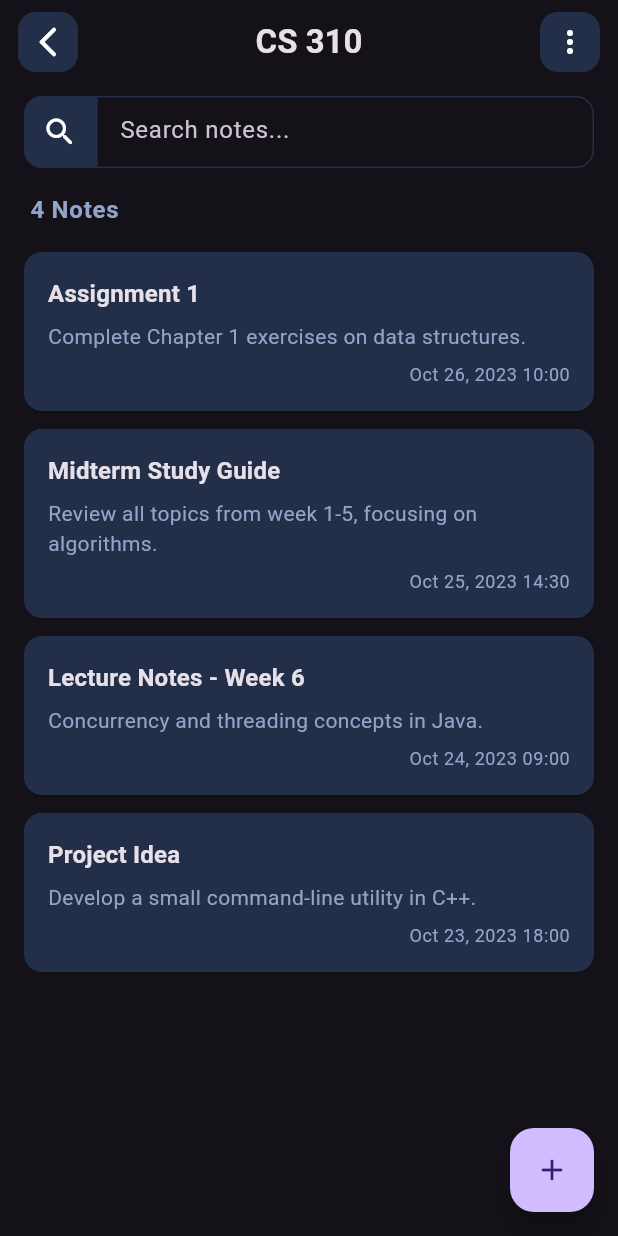
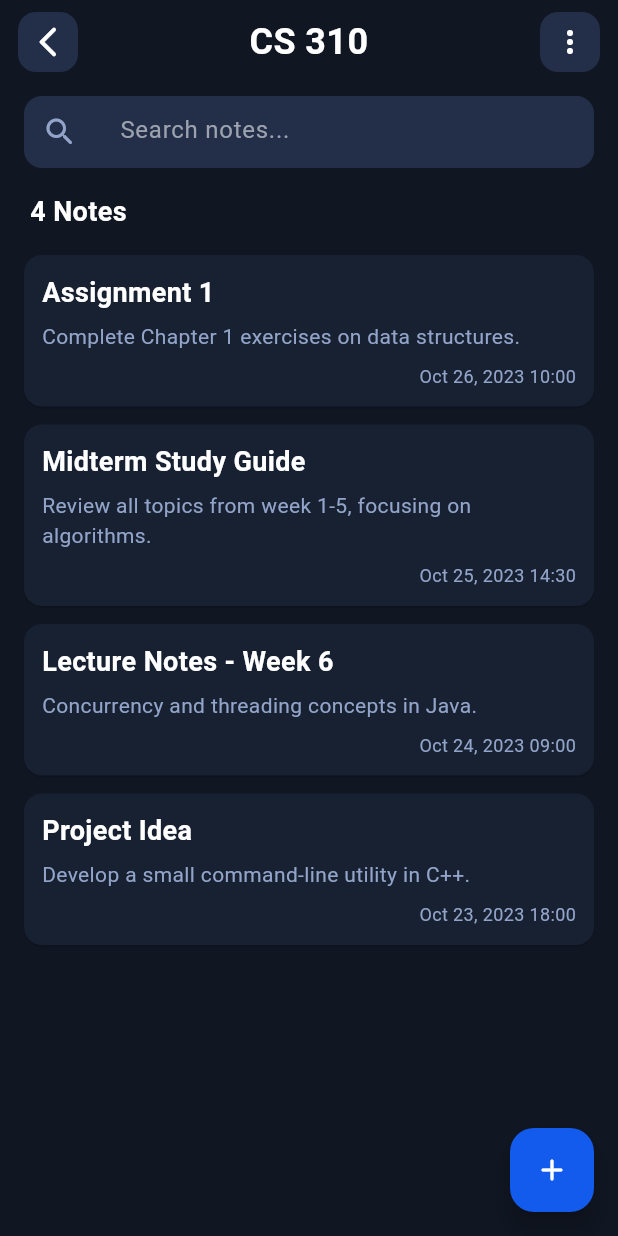
Before and after one commit to berksankir/SUders, a Flutter app: the MyNotesPage screen opened by its route, after a tap on "All Notes", after a tap on "Folders", after a tap on "CS 310", on a phone screen of 412 x 824 dp. Run offline on Flutter 3.47's test engine with Material 3 defaults, Android fonts, the phone set to English and light mode, and no system bars; network calls fail.

Commit message:
adjusted colours

```diff
--- a/lib/pages/saved_notes_screen.dart
+++ b/lib/pages/saved_notes_screen.dart
@@ -1,37 +1,8 @@
 import 'package:flutter/material.dart';
 import 'package:intl/intl.dart';
-
-class MyNotesApp extends StatelessWidget {
-  const MyNotesApp({super.key});
-
-  @override
-  Widget build(BuildContext context) {
-    const primary = Color(0xFF135BEC);
-    const bgLight = Color(0xFFF6F6F8);
-    const bgDark = Color(0xFF101622);
-
-    return MaterialApp(
-      debugShowCheckedModeBanner: false,
-      title: 'My Notes',
-      themeMode: ThemeMode.system,
-      theme: ThemeData(
-        useMaterial3: true,
-        colorScheme:
-            ColorScheme.fromSeed(seedColor: primary, brightness: Brightness.light),
-        scaffoldBackgroundColor: bgLight,
-        textTheme: const TextTheme(),
-      ),
-      darkTheme: ThemeData(
-        useMaterial3: true,
-        colorScheme:
-            ColorScheme.fromSeed(seedColor: primary, brightness: Brightness.dark),
-        scaffoldBackgroundColor: bgDark,
-        textTheme: const TextTheme(),
-      ),
-      home: const MyNotesPage(),
-    );
-  }
-}
+import 'package:suders/utils/app_colors.dart';
+import 'package:suders/utils/app_text_styles.dart';
+import 'package:suders/utils/app_paddings.dart';
 
 class MyNotesPage extends StatefulWidget {
   const MyNotesPage({super.key});
@@ -76,7 +47,7 @@ class _MyNotesPageState extends State<MyNotesPage> {
       _Folder(
         'CS 310',
         locked: true,
-        color: Theme.of(context).colorScheme.primary,
+        color: AppColors.primary,
         notes: <_Note>[
           _Note(
               title: 'Assignment 1',
@@ -191,7 +162,7 @@ class _MyNotesPageState extends State<MyNotesPage> {
     setState(() {
       _allFolders.add(_Folder(
         folderName,
-        color: Theme.of(context).colorScheme.primary, // Default color for new folders
+        color: AppColors.primary, // Default color for new folders
         notes: <_Note>[],
       ));
       _filterFolders(); // Update the displayed list to include the new folder
@@ -297,10 +268,8 @@ class _MyNotesPageState extends State<MyNotesPage> {
 
   @override
   Widget build(BuildContext context) {
-    final cs = Theme.of(context).colorScheme;
-    final isDark = Theme.of(context).brightness == Brightness.dark;
-
     return Scaffold(
+      backgroundColor: AppColors.background,
       body: SafeArea(
         child: Column(
           children: <Widget>[
@@ -318,10 +287,7 @@ class _MyNotesPageState extends State<MyNotesPage> {
                     child: Text(
                       'My Notes',
                       textAlign: TextAlign.center,
-                      style: Theme.of(context)
-                          .textTheme
-                          .titleLarge
-                          ?.copyWith(fontWeight: FontWeight.w700),
+                      style: AppTextStyles.title,
                     ),
                   ),
                   const SizedBox(width: 8),
@@ -344,38 +310,38 @@ class _MyNotesPageState extends State<MyNotesPage> {
                       height: double.infinity,
                       padding: const EdgeInsets.symmetric(horizontal: 12),
                       decoration: BoxDecoration(
-                        color: isDark ? const Color(0xFF232F48) : const Color(0xFFD6D3D1),
+                        color: AppColors.cardAlt,
                         borderRadius:
                             const BorderRadius.horizontal(left: Radius.circular(12)),
                       ),
-                      child: const Icon(Icons.search_rounded),
+                      child: const Icon(Icons.search_rounded, color: AppColors.textSecondary),
                     ),
                     Expanded(
                       child: TextField(
                         controller: _search,
+                        style: TextStyle(color: AppColors.textMain),
                         decoration: InputDecoration(
                           hintText: 'Search…',
+                          hintStyle: TextStyle(color: AppColors.textMuted),
                           contentPadding:
                               const EdgeInsets.symmetric(horizontal: 12, vertical: 14),
                           border: OutlineInputBorder(
                             borderRadius:
                                 const BorderRadius.horizontal(right: Radius.circular(12)),
-                            borderSide: BorderSide(
-                              color: isDark ? const Color(0xFF232F48) : const Color(0xFFD6D3D1),
-                            ),
+                            borderSide: BorderSide(color: AppColors.cardAlt),
                           ),
                           enabledBorder: OutlineInputBorder(
                             borderRadius:
                                 const BorderRadius.horizontal(right: Radius.circular(12)),
-                            borderSide: BorderSide(
-                              color: isDark ? const Color(0xFF232F48) : const Color(0xFFD6D3D1),
-                            ),
+                            borderSide: BorderSide(color: AppColors.cardAlt),
                           ),
                           focusedBorder: OutlineInputBorder(
                             borderRadius:
                                 const BorderRadius.horizontal(right: Radius.circular(12)),
-                            borderSide: BorderSide(color: cs.primary, width: 1.5),
+                            borderSide: BorderSide(color: AppColors.primary, width: 1.5),
                           ),
+                          filled: true,
+                          fillColor: AppColors.cardAlt,
                         ),
                       ),
                     ),
@@ -390,7 +356,7 @@ class _MyNotesPageState extends State<MyNotesPage> {
               child: Container(
                 height: 40,
                 decoration: BoxDecoration(
-                  color: isDark ? const Color(0xFF232F48) : const Color(0xFFD6D3D1),
+                  color: AppColors.cardAlt,
                   borderRadius: BorderRadius.circular(12),
                 ),
                 child: Row(
@@ -458,7 +424,6 @@ class _RoundIconButton extends StatelessWidget {
 
   @override
   Widget build(BuildContext context) {
-    final bool isDark = Theme.of(context).brightness == Brightness.dark;
     return InkWell(
       borderRadius: BorderRadius.circular(12),
       onTap: onTap,
@@ -466,10 +431,10 @@ class _RoundIconButton extends StatelessWidget {
         width: 40,
         height: 40,
         decoration: BoxDecoration(
-          color: isDark ? const Color(0xFF232F48) : const Color(0xFFD6D3D1),
+          color: AppColors.cardAlt,
           borderRadius: BorderRadius.circular(12),
         ),
-        child: Icon(icon),
+        child: Icon(icon, color: AppColors.textMain),
       ),
     );
   }
@@ -488,7 +453,6 @@ class _SegItem extends StatelessWidget {
 
   @override
   Widget build(BuildContext context) {
-    final ColorScheme cs = Theme.of(context).colorScheme;
     return Expanded(
       child: InkWell(
         borderRadius: BorderRadius.circular(12),
@@ -497,25 +461,17 @@ class _SegItem extends StatelessWidget {
           duration: const Duration(milliseconds: 160),
           alignment: Alignment.center,
           decoration: BoxDecoration(
-            color: selected ? cs.surface : Colors.transparent,
+            color: selected ? AppColors.card : Colors.transparent,
             borderRadius: BorderRadius.circular(12),
             border: Border.all(
-              color: selected
-                  ? (Theme.of(context).brightness == Brightness.dark
-                      ? Colors.white10
-                      : Colors.black12)
-                  : Colors.transparent,
+              color: selected ? AppColors.border : Colors.transparent,
             ),
           ),
           child: Text(
             label,
             style: TextStyle(
               fontWeight: selected ? FontWeight.w700 : FontWeight.w500,
-              color: selected
-                  ? cs.primary
-                  : (Theme.of(context).brightness == Brightness.dark
-                      ? const Color(0xFF92A4C9)
-                      : Colors.grey[700]),
+              color: selected ? AppColors.primary : AppColors.textSecondary,
             ),
           ),
         ),
@@ -591,7 +547,6 @@ class _FolderCard extends StatelessWidget {
 
   @override
   Widget build(BuildContext context) {
-    final bool isDark = Theme.of(context).brightness == Brightness.dark;
 
     return InkWell(
       borderRadius: BorderRadius.circular(12),
@@ -615,7 +570,7 @@ class _FolderCard extends StatelessWidget {
             aspectRatio: 4 / 3,
             child: Container(
               decoration: BoxDecoration(
-                color: isDark ? const Color(0xFF232F48) : const Color(0xFFD6D3D1),
+                color: AppColors.cardAlt,
                 borderRadius: BorderRadius.circular(12),
               ),
               child: Stack(
@@ -648,19 +603,14 @@ class _FolderCard extends StatelessWidget {
               folder.title,
               maxLines: 1,
               overflow: TextOverflow.ellipsis,
-              style:
-                  Theme.of(context).textTheme.titleSmall?.copyWith(fontWeight: FontWeight.w600),
+              style: AppTextStyles.sectionTitle,
             ),
           ),
           Padding(
             padding: const EdgeInsets.symmetric(horizontal: 4, vertical: 2),
             child: Text(
               '${folder.count} Notes',
-              style: Theme.of(context).textTheme.bodySmall?.copyWith(
-                    color: Theme.of(context).brightness == Brightness.dark
-                        ? const Color(0xFF92A4C9)
-                        : Colors.grey[600],
-                  ),
+              style: AppTextStyles.small,
             ),
           ),
         ],
@@ -710,13 +660,10 @@ class _NewFolderCard extends StatelessWidget {
 
   @override
   Widget build(BuildContext context) {
-    final ColorScheme cs = Theme.of(context).colorScheme;
-    final bool isDark = Theme.of(context).brightness == Brightness.dark;
-
     return InkWell(
       borderRadius: BorderRadius.circular(12),
       onTap: () {
-        _showCreateFolderDialog(context); // Call the dialog when tapped
+        _showCreateFolderDialog(context);
       },
       child: Column(
         crossAxisAlignment: CrossAxisAlignment.start,
@@ -725,11 +672,11 @@ class _NewFolderCard extends StatelessWidget {
             aspectRatio: 4 / 3,
             child: Container(
               decoration: BoxDecoration(
-                color: isDark ? const Color(0xFF232F48) : const Color(0xFFD6D3D1),
+                color: AppColors.cardAlt,
                 borderRadius: BorderRadius.circular(12),
               ),
               child: Center(
-                child: Icon(Icons.add, size: 48, color: cs.primary),
+                child: Icon(Icons.add, size: 48, color: AppColors.primary),
               ),
             ),
           ),
@@ -740,10 +687,9 @@ class _NewFolderCard extends StatelessWidget {
               'New Folder',
               maxLines: 1,
               overflow: TextOverflow.ellipsis,
-              style: Theme.of(context).textTheme.titleSmall?.copyWith(
-                    fontWeight: FontWeight.w700,
-                    color: cs.primary,
-                  ),
+              style: AppTextStyles.sectionTitle.copyWith(
+                color: AppColors.primary,
+              ),
             ),
           ),
         ],
@@ -921,10 +867,8 @@ class _AllNotesViewState extends State<_AllNotesView> {
 
   @override
   Widget build(BuildContext context) {
-    final ColorScheme cs = Theme.of(context).colorScheme;
-    final bool isDark = Theme.of(context).brightness == Brightness.dark;
-
     return Scaffold(
+      backgroundColor: AppColors.background,
       body: Column(
         children: <Widget>[
           Padding(
@@ -933,9 +877,7 @@ class _AllNotesViewState extends State<_AllNotesView> {
               alignment: Alignment.centerLeft,
               child: Text(
                 '${_displayNotes.length} Notes',
-                style: Theme.of(context).textTheme.bodyLarge?.copyWith(
-                    fontWeight: FontWeight.w600,
-                    color: isDark ? const Color(0xFF92A4C9) : Colors.grey[700]),
+                style: AppTextStyles.sectionTitle,
               ),
             ),
           ),
@@ -944,10 +886,9 @@ class _AllNotesViewState extends State<_AllNotesView> {
                 ? Center(
                     child: Text(
                       'No notes found.',
-                      style: Theme.of(context)
-                          .textTheme
-                          .titleMedium
-                          ?.copyWith(color: cs.primary),
+                      style: AppTextStyles.sectionTitle.copyWith(
+                        color: AppColors.primary,
+                      ),
                     ),
                   )
                 : ListView.builder(
@@ -990,10 +931,10 @@ class _AllNotesViewState extends State<_AllNotesView> {
       ),
       floatingActionButton: FloatingActionButton(
         onPressed: () {
-          _showFolderSelectionDialog(context); // Show dialog to select folder first
+          _showFolderSelectionDialog(context);
         },
-        backgroundColor: cs.primary,
-        child: Icon(Icons.add_rounded, color: cs.onPrimary),
+        backgroundColor: AppColors.primary,
+        child: const Icon(Icons.add_rounded, color: AppColors.textMain),
       ),
     );
   }
@@ -1129,10 +1070,8 @@ class _FolderDetailPageState extends State<FolderDetailPage> {
 
   @override
   Widget build(BuildContext context) {
-    final ColorScheme cs = Theme.of(context).colorScheme;
-    final bool isDark = Theme.of(context).brightness == Brightness.dark;
-
     return Scaffold(
+      backgroundColor: AppColors.background,
       body: SafeArea(
         child: Column(
           children: <Widget>[
@@ -1150,10 +1089,7 @@ class _FolderDetailPageState extends State<FolderDetailPage> {
                     child: Text(
                       widget.folder.title,
                       textAlign: TextAlign.center,
-                      style: Theme.of(context)
-                          .textTheme
-                          .titleLarge
-                          ?.copyWith(fontWeight: FontWeight.w700),
+                      style: AppTextStyles.title,
                     ),
                   ),
                   const SizedBox(width: 8),
@@ -1176,38 +1112,38 @@ class _FolderDetailPageState extends State<FolderDetailPage> {
                       height: double.infinity,
                       padding: const EdgeInsets.symmetric(horizontal: 12),
                       decoration: BoxDecoration(
-                        color: isDark ? const Color(0xFF232F48) : const Color(0xFFD6D3D1),
+                        color: AppColors.cardAlt,
                         borderRadius:
                             const BorderRadius.horizontal(left: Radius.circular(12)),
                       ),
-                      child: const Icon(Icons.search_rounded),
+                      child: const Icon(Icons.search_rounded, color: AppColors.textSecondary),
                     ),
                     Expanded(
                       child: TextField(
                         controller: _searchController,
+                        style: TextStyle(color: AppColors.textMain),
                         decoration: InputDecoration(
                           hintText: 'Search notes...',
+                          hintStyle: TextStyle(color: AppColors.textMuted),
                           contentPadding:
                               const EdgeInsets.symmetric(horizontal: 12, vertical: 14),
                           border: OutlineInputBorder(
                             borderRadius:
                                 const BorderRadius.horizontal(right: Radius.circular(12)),
-                            borderSide: BorderSide(
-                              color: isDark ? const Color(0xFF232F48) : const Color(0xFFD6D3D1),
-                            ),
+                            borderSide: BorderSide(color: AppColors.cardAlt),
                           ),
                           enabledBorder: OutlineInputBorder(
                             borderRadius:
                                 const BorderRadius.horizontal(right: Radius.circular(12)),
-                            borderSide: BorderSide(
-                              color: isDark ? const Color(0xFF232F48) : const Color(0xFFD6D3D1),
-                            ),
+                            borderSide: BorderSide(color: AppColors.cardAlt),
                           ),
                           focusedBorder: OutlineInputBorder(
                             borderRadius:
                                 const BorderRadius.horizontal(right: Radius.circular(12)),
-                            borderSide: BorderSide(color: cs.primary, width: 1.5),
+                            borderSide: BorderSide(color: AppColors.primary, width: 1.5),
                           ),
+                          filled: true,
+                          fillColor: AppColors.cardAlt,
                         ),
                       ),
                     ),
@@ -1222,9 +1158,7 @@ class _FolderDetailPageState extends State<FolderDetailPage> {
                 alignment: Alignment.centerLeft,
                 child: Text(
                   '${_displayNotes.length} Notes',
-                  style: Theme.of(context).textTheme.bodyLarge?.copyWith(
-                      fontWeight: FontWeight.w600,
-                      color: isDark ? const Color(0xFF92A4C9) : Colors.grey[700]),
+                  style: AppTextStyles.sectionTitle,
                 ),
               ),
             ),
@@ -1233,10 +1167,9 @@ class _FolderDetailPageState extends State<FolderDetailPage> {
                   ? Center(
                       child: Text(
                         'No notes found.',
-                        style: Theme.of(context)
-                            .textTheme
-                            .titleMedium
-                            ?.copyWith(color: cs.primary),
+                        style: AppTextStyles.sectionTitle.copyWith(
+                          color: AppColors.primary,
+                        ),
                       ),
                     )
                   : ListView.builder(
@@ -1277,8 +1210,8 @@ class _FolderDetailPageState extends State<FolderDetailPage> {
             ),
           );
         },
-        backgroundColor: cs.primary,
-        child: Icon(Icons.add_rounded, color: cs.onPrimary),
+        backgroundColor: AppColors.primary,
+        child: const Icon(Icons.add_rounded, color: AppColors.textMain),
       ),
     );
   }
@@ -1292,38 +1225,33 @@ class _NoteCard extends StatelessWidget {
 
   @override
   Widget build(BuildContext context) {
-    final bool isDark = Theme.of(context).brightness == Brightness.dark;
     final DateFormat dateFormat = DateFormat('MMM d, yyyy HH:mm');
 
     return Card(
       margin: const EdgeInsets.only(bottom: 12),
-      color: isDark ? const Color(0xFF232F48) : Colors.white,
+      color: AppColors.card,
       elevation: 0.5,
       shape: RoundedRectangleBorder(borderRadius: BorderRadius.circular(12)),
       child: InkWell(
         borderRadius: BorderRadius.circular(12),
         onTap: () {
-          onNoteTap(note); // Call the new callback
+          onNoteTap(note);
         },
         child: Padding(
-          padding: const EdgeInsets.all(16),
+          padding: AppPaddings.card,
           child: Column(
             crossAxisAlignment: CrossAxisAlignment.start,
             children: <Widget>[
               Text(
                 note.title,
-                style: Theme.of(context)
-                    .textTheme
-                    .titleMedium
-                    ?.copyWith(fontWeight: FontWeight.w600),
+                style: AppTextStyles.sectionTitle,
                 maxLines: 1,
                 overflow: TextOverflow.ellipsis,
               ),
               const SizedBox(height: 6),
               Text(
                 note.content,
-                style: Theme.of(context).textTheme.bodyMedium?.copyWith(
-                    color: isDark ? const Color(0xFF92A4C9) : Colors.grey[700]),
+                style: AppTextStyles.body,
                 maxLines: 3,
                 overflow: TextOverflow.ellipsis,
               ),
@@ -1332,8 +1260,7 @@ class _NoteCard extends StatelessWidget {
                 alignment: Alignment.bottomRight,
                 child: Text(
                   dateFormat.format(note.lastModified),
-                  style: Theme.of(context).textTheme.bodySmall?.copyWith(
-                      color: isDark ? const Color(0xFF92A4C9) : Colors.grey[500]),
+                  style: AppTextStyles.small,
                 ),
               ),
             ],
@@ -1383,10 +1310,8 @@ class _AddEditNotePageState extends State<AddEditNotePage> {
 
   @override
   Widget build(BuildContext context) {
-    final ColorScheme cs = Theme.of(context).colorScheme;
-    final bool isDark = Theme.of(context).brightness == Brightness.dark;
-
     return Scaffold(
+      backgroundColor: AppColors.background,
       body: SafeArea(
         child: Column(
           children: <Widget>[
@@ -1404,10 +1329,7 @@ class _AddEditNotePageState extends State<AddEditNotePage> {
                     child: Text(
                       widget.noteToEdit == null ? 'New Note' : 'Edit Note',
                       textAlign: TextAlign.center,
-                      style: Theme.of(context)
-                          .textTheme
-                          .titleLarge
-                          ?.copyWith(fontWeight: FontWeight.w700),
+                      style: AppTextStyles.title,
                     ),
                   ),
                   const SizedBox(width: 8),
@@ -1460,22 +1382,17 @@ class _AddEditNotePageState extends State<AddEditNotePage> {
                       decoration: InputDecoration(
                         hintText: 'Title',
                         border: InputBorder.none,
-                        hintStyle: Theme.of(context).textTheme.headlineSmall?.copyWith(
-                              fontWeight: FontWeight.w700,
-                              color: isDark ? Colors.white54 : Colors.grey[600],
-                            ),
+                        hintStyle: AppTextStyles.title.copyWith(
+                          color: AppColors.textMuted,
+                        ),
                       ),
-                      style: Theme.of(context).textTheme.headlineSmall?.copyWith(
-                            fontWeight: FontWeight.w700,
-                            color: isDark ? Colors.white : Colors.black,
-                          ),
+                      style: AppTextStyles.title,
                       maxLines: null,
                     ),
                     const SizedBox(height: 16),
                     Text(
                       'Folder: ${widget.folderTitle}',
-                      style: Theme.of(context).textTheme.bodySmall?.copyWith(
-                          color: isDark ? const Color(0xFF92A4C9) : Colors.grey[500]),
+                      style: AppTextStyles.small,
                     ),
                     const SizedBox(height: 16),
                     TextField(
@@ -1483,13 +1400,11 @@ class _AddEditNotePageState extends State<AddEditNotePage> {
                       decoration: InputDecoration(
                         hintText: 'Start typing your note here...',
                         border: InputBorder.none,
-                        hintStyle: Theme.of(context).textTheme.bodyLarge?.copyWith(
-                              color: isDark ? Colors.white54 : Colors.grey[600],
-                            ),
+                        hintStyle: AppTextStyles.body.copyWith(
+                          color: AppColors.textMuted,
+                        ),
                       ),
-                      style: Theme.of(context).textTheme.bodyLarge?.copyWith(
-                            color: isDark ? Colors.white70 : Colors.black87,
-                          ),
+                      style: AppTextStyles.body,
                       maxLines: null,
                     ),
                   ],
@@ -1520,8 +1435,8 @@ class _AddEditNotePageState extends State<AddEditNotePage> {
           }
           Navigator.of(context).pop();
         },
-        backgroundColor: cs.primary,
-        child: Icon(Icons.save_rounded, color: cs.onPrimary),
+        backgroundColor: AppColors.primary,
+        child: const Icon(Icons.save_rounded, color: AppColors.textMain),
       ),
     );
   }
```
Also changed, not shown: lib/pages/instructor_rating_screen.dart (+35 -62 lines).
